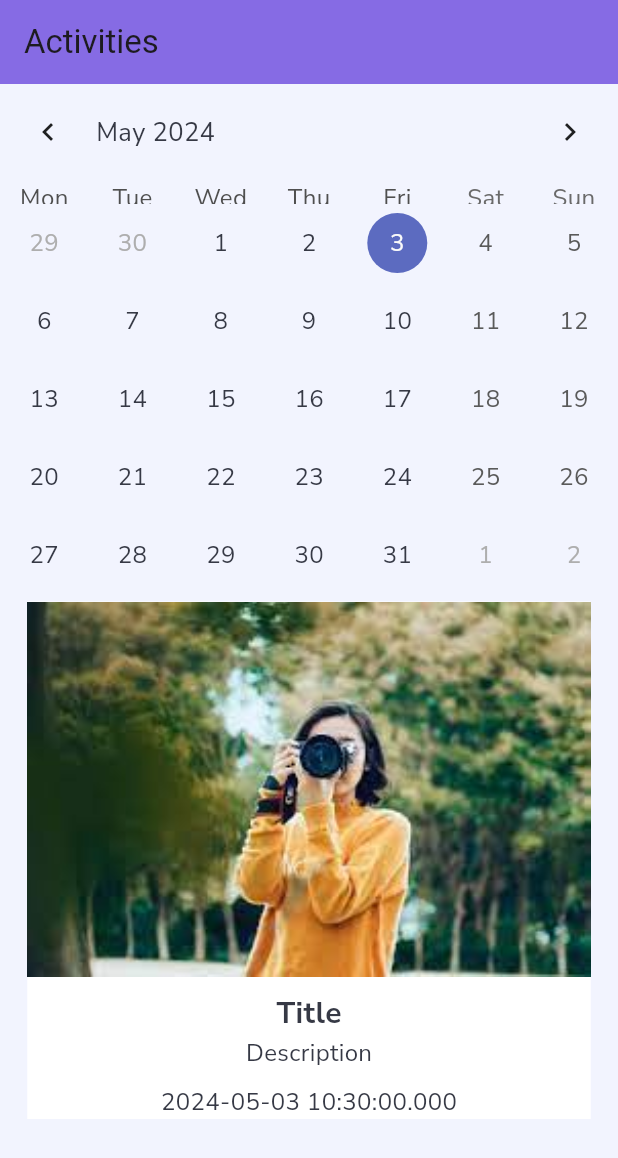
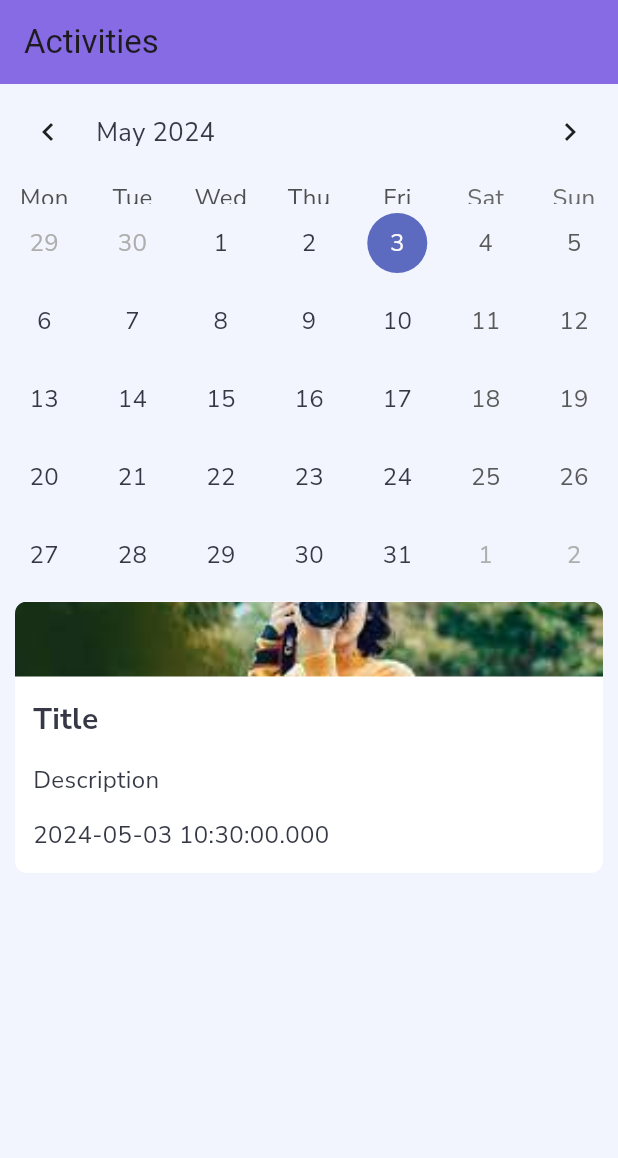
Before and after one commit to Malhesidek/Activity_list, a Flutter app: the screen it shows after launch, on a phone screen of 412 x 824 dp. Shown: the top 1158 px of the screen. Run offline on Flutter 3.47's test engine with Material 3 defaults, Android fonts, the phone set to English and light mode, and no system bars; drawn by our look-alikes of table_calendar; our stand-ins replace bloc, flutter_bloc, sqflite; accounts and stored records are empty.

Commit message:
Completed activity card

```diff
--- a/lib/ui/widgets/activity_card.dart
+++ b/lib/ui/widgets/activity_card.dart
@@ -1,6 +1,7 @@
 // ignore_for_file: avoid_unnecessary_containers
 
 import 'package:flutter/material.dart';
+import 'package:flutter/widgets.dart';
 import 'package:memory_hive/constants.dart';
 import 'package:memory_hive/data/activity/activity_model.dart';
 
@@ -10,21 +11,58 @@ class ActivityCard extends StatelessWidget {
 
   @override
   Widget build(BuildContext context) {
+    const double sizedBoxHeight = 14;
     return Container(
-      color: kColorWhite,
+      decoration: BoxDecoration(
+        color: kColorWhite,
+        borderRadius: BorderRadius.circular(8)
+      ),
+      width: MediaQuery.of(context).size.width,
+
       margin: EdgeInsets.symmetric(horizontal: 10, vertical: 5),
-      child: Column(children: [
+      child: Column(crossAxisAlignment: CrossAxisAlignment.start, children: [
         // if (activity.image != null)
-          // read about rect in image
-          Image.asset("assets/images/Photo JPEG.jpg", fit: BoxFit.fill, height: 250,),
-          // Image.memory(activity.image!,fit: BoxFit.fill, height: 250,)
-        SizedBox(height: 10),
-        Text(activity.title, style: kTextDefaultBold),
-        if (activity.description != null)
-          Text(activity.description!, style: kTextDefault),
-        SizedBox(height: 10),
-        if (activity.time != null)
-          Text(activity.time.toString(), style: kTextDefault),
+        ClipRRect(
+          borderRadius: BorderRadius.vertical(top: Radius.circular(8)),
+          child: Image.asset(
+            "assets/images/Photo JPEG.jpg",
+            fit: BoxFit.cover,
+            width: MediaQuery.of(context).size.width - 20,
+            height: 50,
+          ),
+        ),
+        // Image.memory(activity.image!,fit: BoxFit.fill, height: 250,)
+        Padding(
+          padding: const EdgeInsets.only(left: 12),
+          child: Column(
+            crossAxisAlignment: CrossAxisAlignment.start,
+            children: [
+              SizedBox(height: sizedBoxHeight),
+              Text(activity.title, style: kTextDefaultBold),
+              if (activity.description != null)
+                Column(
+                  children: [
+                    SizedBox(height: sizedBoxHeight),
+                    Text(
+                      activity.description!,
+                      style: kTextDefault,
+                    ),
+                  ],
+                ),
+              if (activity.time != null)
+                Column(
+                  children: [
+                    SizedBox(height: sizedBoxHeight),
+                    Text(
+                      activity.time.toString(),
+                      style: kTextDefault,
+                    ),
+                  ],
+                ),
+              SizedBox(height: sizedBoxHeight),
+            ],
+          ),
+        )
       ]),
     );
   }
```
